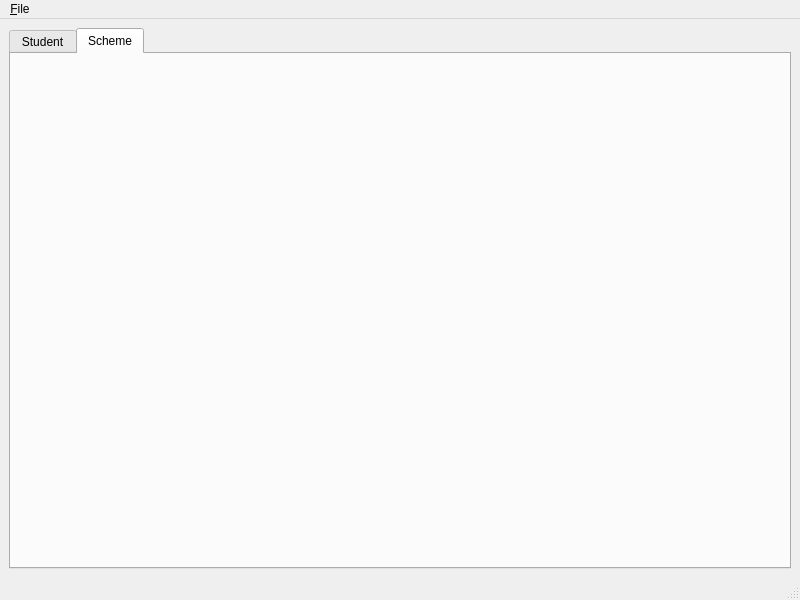
brokencuph/study-to-think, file study-to-think/mainwindow.ui: the form before one commit.
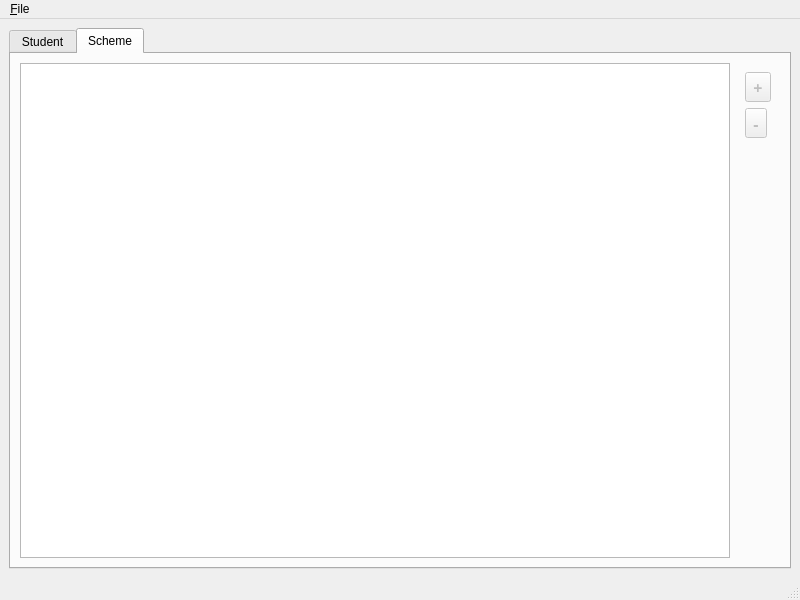
The form after the commit. The open tabs and pages were chosen to show the change.

Commit message: basic interface of scheme viewer

Patch:
```diff
--- a/study-to-think/mainwindow.ui
+++ b/study-to-think/mainwindow.ui
@@ -83,6 +83,53 @@
        <attribute name="title">
         <string>Scheme</string>
        </attribute>
+       <layout class="QHBoxLayout" name="horizontalLayout_3">
+        <item>
+         <widget class="QListView" name="listScheme"/>
+        </item>
+        <item alignment="Qt::AlignTop">
+         <widget class="QWidget" name="widget_2" native="true">
+          <layout class="QVBoxLayout" name="verticalLayout_2">
+           <item>
+            <widget class="QToolButton" name="toolButtonSchemeAdd">
+             <property name="enabled">
+              <bool>false</bool>
+             </property>
+             <property name="font">
+              <font>
+               <family>Cascadia Mono</family>
+               <pointsize>12</pointsize>
+               <weight>75</weight>
+               <bold>true</bold>
+              </font>
+             </property>
+             <property name="text">
+              <string>+</string>
+             </property>
+            </widget>
+           </item>
+           <item>
+            <widget class="QToolButton" name="toolButtonSchemeRemove">
+             <property name="enabled">
+              <bool>false</bool>
+             </property>
+             <property name="font">
+              <font>
+               <family>Cascadia Mono</family>
+               <pointsize>12</pointsize>
+               <weight>75</weight>
+               <bold>true</bold>
+              </font>
+             </property>
+             <property name="text">
+              <string>-</string>
+             </property>
+            </widget>
+           </item>
+          </layout>
+         </widget>
+        </item>
+       </layout>
       </widget>
      </widget>
     </item>
```
Left out of the diff: 2 changed lines with no effect on the pictures. The commit also changes 5 other files.
